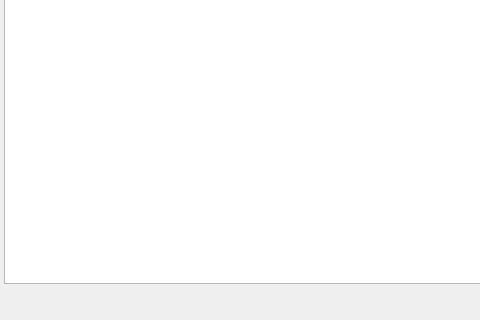
The window that src/dlgshowlog.ui (coolshou/qiperf) describes before a commit, drawn with Qt 5; both pictures show x 0 to 480 and y 238 to 558 of the 880 by 558 pixel window.
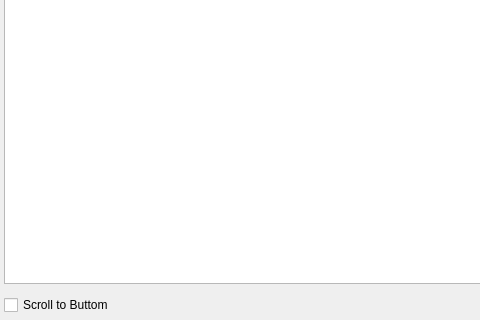
The same window after the commit. Icons and pictures are not drawn.

Commit message: add FileWatcher and scroll to buttom

The edit to the form file:
```diff
--- a/src/dlgshowlog.ui
+++ b/src/dlgshowlog.ui
@@ -69,6 +69,13 @@
       <property name="bottomMargin">
        <number>2</number>
       </property>
+      <item>
+       <widget class="QCheckBox" name="cb_scrollbuttom">
+        <property name="text">
+         <string>Scroll to Buttom</string>
+        </property>
+       </widget>
+      </item>
       <item>
        <spacer name="horizontalSpacer">
         <property name="orientation">
```
The commit also changes 2 other files.
